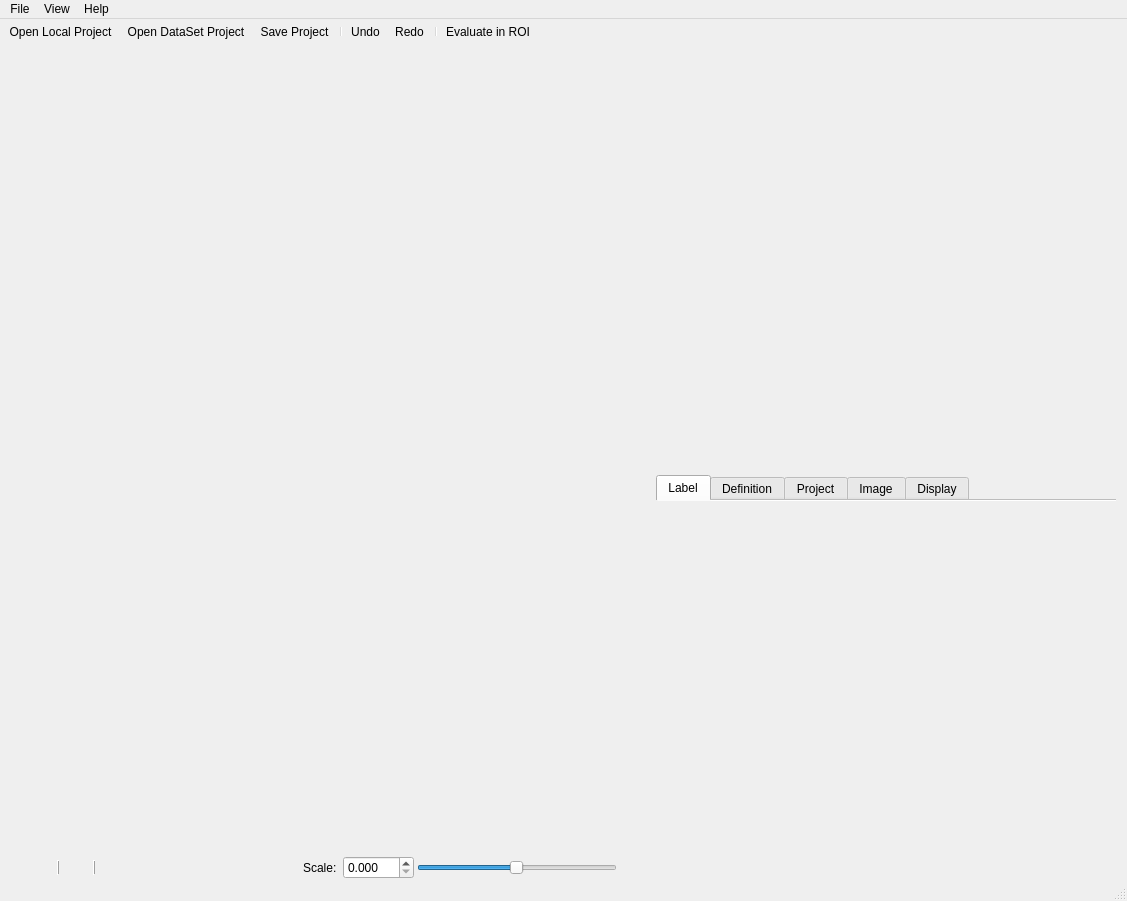
Above: anno/MainWindow.ui from urobots-io/anno before the change. Below: the same form after it.
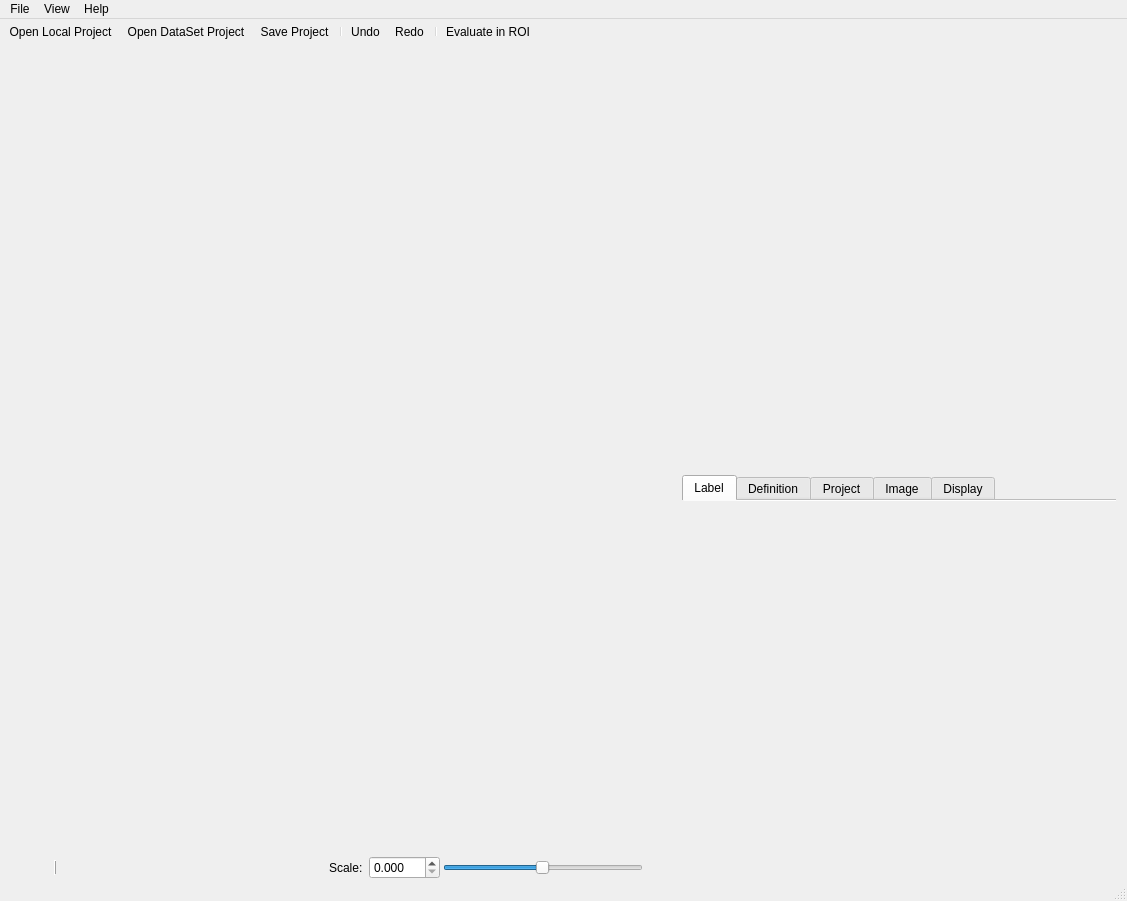
That is the form after the change. Icons and pictures are not drawn. Custom widgets are drawn as their Qt base class.

Commit message: remove filename at the bottom of the desktop

The edit to the form file:
```diff
--- a/anno/MainWindow.ui
+++ b/anno/MainWindow.ui
@@ -184,30 +184,17 @@
             </widget>
            </item>
            <item>
-            <widget class="Line" name="line_2">
-             <property name="maximumSize">
+            <spacer name="horizontalSpacer">
+             <property name="orientation">
+              <enum>Qt::Horizontal</enum>
+             </property>
+             <property name="sizeHint" stdset="0">
               <size>
-               <width>16777215</width>
-               <height>15</height>
+               <width>40</width>
+               <height>20</height>
               </size>
              </property>
-             <property name="frameShadow">
-              <enum>QFrame::Raised</enum>
-             </property>
-             <property name="orientation">
-              <enum>Qt::Vertical</enum>
-             </property>
-            </widget>
-           </item>
-           <item>
-            <widget class="ElidedLabelWidget" name="desktop_status_label" native="true">
-             <property name="sizePolicy">
-              <sizepolicy hsizetype="MinimumExpanding" vsizetype="Preferred">
-               <horstretch>0</horstretch>
-               <verstretch>0</verstretch>
-              </sizepolicy>
-             </property>
-            </widget>
+            </spacer>
            </item>
            <item>
             <widget class="QLabel" name="label">
```
The commit also changes 1 other file.
